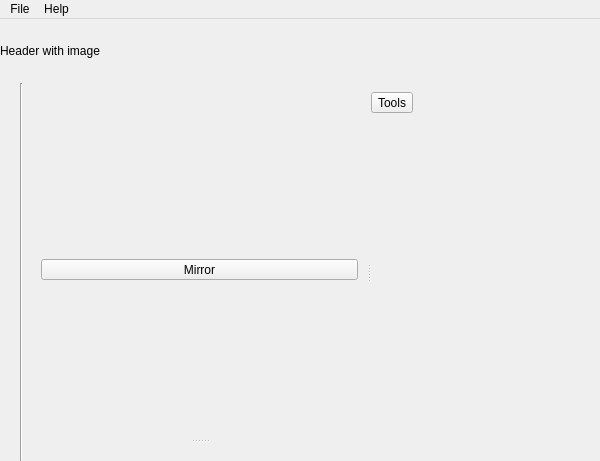
MasonBali/AutoRigger, file ui/resource/autorigger.ui: the form before one commit.
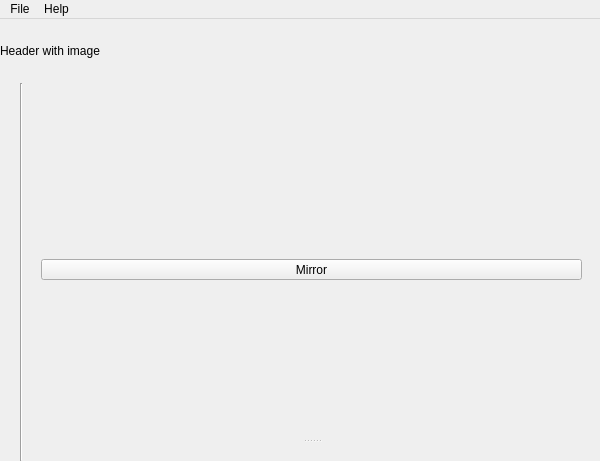
The form after the commit. Icons and pictures are not drawn.

The edit to the form file:
```diff
--- a/ui/resource/autorigger.ui
+++ b/ui/resource/autorigger.ui
@@ -144,30 +144,6 @@
              </item>
             </layout>
            </widget>
-           <widget class="QWidget" name="layoutWidget">
-            <layout class="QVBoxLayout" name="tools">
-             <item>
-              <widget class="QToolButton" name="toolButton_2">
-               <property name="text">
-                <string>Tools</string>
-               </property>
-              </widget>
-             </item>
-             <item>
-              <spacer name="verticalSpacer_2">
-               <property name="orientation">
-                <enum>Qt::Vertical</enum>
-               </property>
-               <property name="sizeHint" stdset="0">
-                <size>
-                 <width>20</width>
-                 <height>40</height>
-                </size>
-               </property>
-              </spacer>
-             </item>
-            </layout>
-           </widget>
           </widget>
          </item>
         </layout>
```
Left out of the diff: 13 changed lines with no effect on the pictures.
